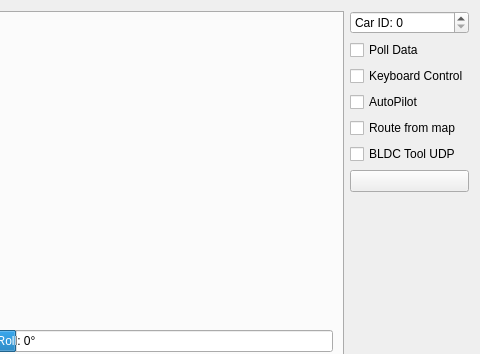
Qt form Linux/RC_Car_Tool/carinterface.ui (vedderb/rise_sdvp) before a commit; both pictures show x 323 to 803 and y 0 to 354 of the 803 by 530 pixel window.
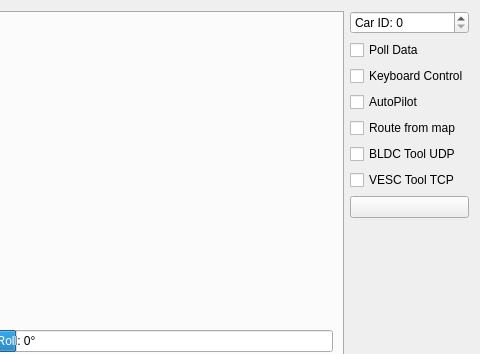
The same form after that commit. Icons and pictures are not drawn. Custom widgets are drawn as their Qt base class.

Commit message: TCP server support for VESC Tool communication

Patch:
```diff
--- a/Linux/RC_Car_Tool/carinterface.ui
+++ b/Linux/RC_Car_Tool/carinterface.ui
@@ -1420,6 +1420,13 @@
        </property>
       </widget>
      </item>
+     <item>
+      <widget class="QCheckBox" name="vescToolTcpBox">
+       <property name="text">
+        <string>VESC Tool TCP</string>
+       </property>
+      </widget>
+     </item>
      <item>
       <widget class="QPushButton" name="clearRouteButton">
        <property name="toolTip">
```
The commit also changes 7 other files.
